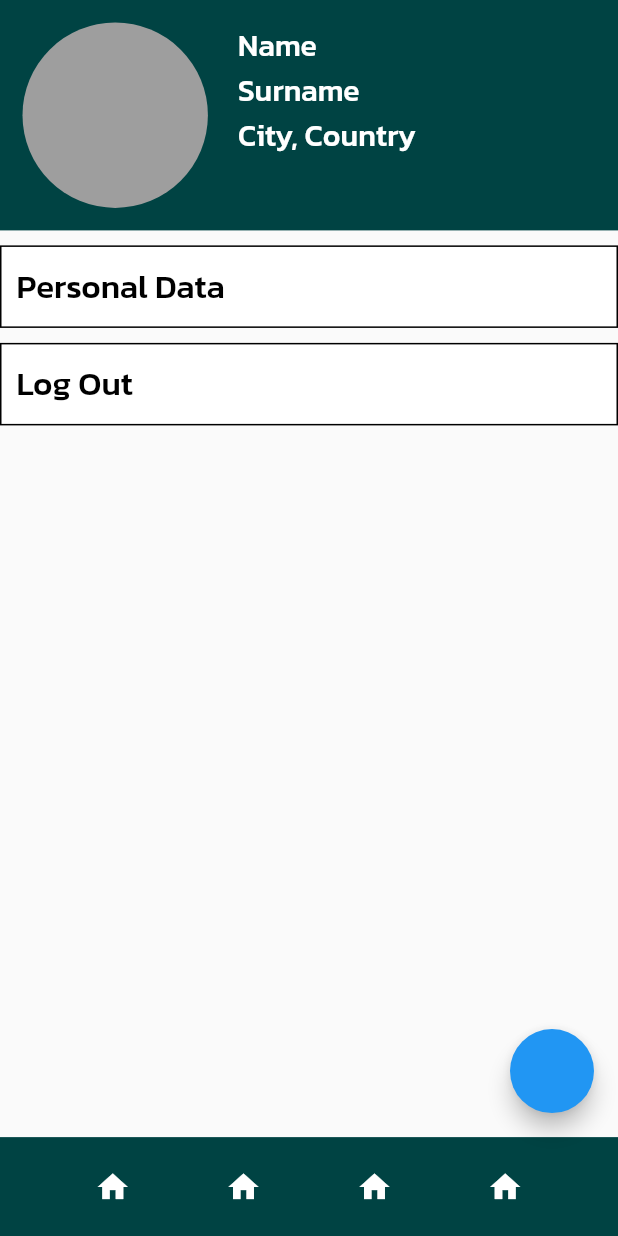
After one commit to KidNeKit/Planner, a Flutter app: the screen it shows once a user with an empty profile is signed in, item 4 of the bottom bar chosen, on a phone screen of 412 x 824 dp. The commit adds this screen. Run offline on Flutter 3.47's test engine with Material 2 defaults, Android fonts, the phone set to English and light mode, and no system bars; our stand-ins replace cloud_firestore, equatable, firebase_auth, firebase_core, flutter_bloc, percent_indicator; accounts and stored records are empty.

Commit message:
Added profile screen

```diff
--- a/lib/view/global_components/custom_text_sizes.dart
+++ b/lib/view/global_components/custom_text_sizes.dart
@@ -1,4 +1,34 @@
 import 'package:flutter/material.dart';
+
+class CustomBodySmallText extends StatelessWidget {
+  final String text;
+  final Color color;
+  const CustomBodySmallText(
+      {required this.text, this.color = Colors.white, super.key});
+
+  @override
+  Widget build(BuildContext context) {
+    return Text(
+      text,
+      style: Theme.of(context).textTheme.bodySmall!.copyWith(color: color),
+    );
+  }
+}
+
+class CustomTitleMediumText extends StatelessWidget {
+  final String text;
+  final Color color;
+  const CustomTitleMediumText(
+      {required this.text, this.color = Colors.white, super.key});
+
+  @override
+  Widget build(BuildContext context) {
+    return Text(
+      text,
+      style: Theme.of(context).textTheme.titleMedium!.copyWith(color: color),
+    );
+  }
+}
 
 class CustomTitleSmallText extends StatelessWidget {
   final String text;
--- a/lib/view/navigation_screen/navigation_screen.dart
+++ b/lib/view/navigation_screen/navigation_screen.dart
@@ -6,6 +6,7 @@ import '../contacts_screen/contacts_screen.dart';
 import '../day_plans_screen/day_plans_screen.dart';
 import '../event_creation_screen/event_creation_screen.dart';
 import '../home_screen/home_screen.dart';
+import '../profile_screen/profile_screen.dart';
 import 'components/bottom_bar.dart';
 
 class NavigationScreen extends StatelessWidget {
@@ -14,6 +15,7 @@ class NavigationScreen extends StatelessWidget {
     HomeScreen(),
     DayPlansScreen(),
     ContactsScreen(),
+    ProfileScreen(),
   ];
 
   const NavigationScreen({super.key});
--- /dev/null
+++ b/lib/view/profile_screen/components/profile_header.dart
@@ -0,0 +1,39 @@
+import 'package:flutter/material.dart';
+
+import '../../global_components/custom_text_sizes.dart';
+
+class ProfileHeader extends StatelessWidget {
+  const ProfileHeader({super.key});
+
+  @override
+  Widget build(BuildContext context) {
+    Size size = MediaQuery.of(context).size;
+    return Container(
+      color: Theme.of(context).primaryColor,
+      padding: const EdgeInsets.all(15.0),
+      child: SafeArea(
+          child: Row(
+        crossAxisAlignment: CrossAxisAlignment.start,
+        children: [
+          Container(
+            height: 0.3 * size.width,
+            width: 0.3 * size.width,
+            decoration: const BoxDecoration(
+              color: Colors.grey,
+              shape: BoxShape.circle,
+            ),
+          ),
+          const SizedBox(width: 20.0),
+          Column(
+            crossAxisAlignment: CrossAxisAlignment.start,
+            children: const [
+              CustomTitleSmallText(text: 'Name'),
+              CustomTitleSmallText(text: 'Surname'),
+              CustomTitleSmallText(text: 'City, Country'),
+            ],
+          ),
+        ],
+      )),
+    );
+  }
+}
--- /dev/null
+++ b/lib/view/profile_screen/components/profile_settings.dart
@@ -0,0 +1,36 @@
+import 'package:flutter/material.dart';
+import 'package:flutter_bloc/flutter_bloc.dart';
+
+import '../../../blocs/auth/auth_bloc.dart';
+import '../../login_screen/login_screen.dart';
+import 'settings_button.dart';
+
+class ProfileSettings extends StatelessWidget {
+  const ProfileSettings({super.key});
+
+  @override
+  Widget build(BuildContext context) {
+    return Column(
+      children: [
+        const SizedBox(height: 10.0),
+        SettingsButton(
+          text: 'Personal Data',
+          onPressedFunc: () {},
+        ),
+        const SizedBox(height: 10.0),
+        BlocListener<AuthBloc, AuthState>(
+          listener: (context, state) {
+            if (state.user == null) {
+              Navigator.of(context).pushReplacementNamed(LoginScreen.routeName);
+            }
+          },
+          child: SettingsButton(
+            text: 'Log Out',
+            onPressedFunc: () =>
+                context.read<AuthBloc>().add(LogoutRequested()),
+          ),
+        ),
+      ],
+    );
+  }
+}
--- /dev/null
+++ b/lib/view/profile_screen/components/settings_button.dart
@@ -0,0 +1,34 @@
+import 'package:flutter/material.dart';
+
+import '../../global_components/custom_text_sizes.dart';
+
+class SettingsButton extends StatelessWidget {
+  final String text;
+  final Color color;
+  final Function() onPressedFunc;
+
+  const SettingsButton(
+      {required this.text,
+      this.color = Colors.white,
+      required this.onPressedFunc,
+      super.key});
+
+  @override
+  Widget build(BuildContext context) {
+    return GestureDetector(
+      onTap: onPressedFunc,
+      child: Container(
+        width: double.infinity,
+        padding: const EdgeInsets.all(10.0),
+        decoration: BoxDecoration(
+          color: color,
+          border: Border.all(),
+        ),
+        child: CustomTitleMediumText(
+          text: text,
+          color: Colors.black,
+        ),
+      ),
+    );
+  }
+}
--- /dev/null
+++ b/lib/view/profile_screen/profile_screen.dart
@@ -0,0 +1,18 @@
+import 'package:flutter/material.dart';
+
+import 'components/profile_header.dart';
+import 'components/profile_settings.dart';
+
+class ProfileScreen extends StatelessWidget {
+  const ProfileScreen({super.key});
+
+  @override
+  Widget build(BuildContext context) {
+    return Column(
+      children: const [
+        ProfileHeader(),
+        ProfileSettings(),
+      ],
+    );
+  }
+}
```
